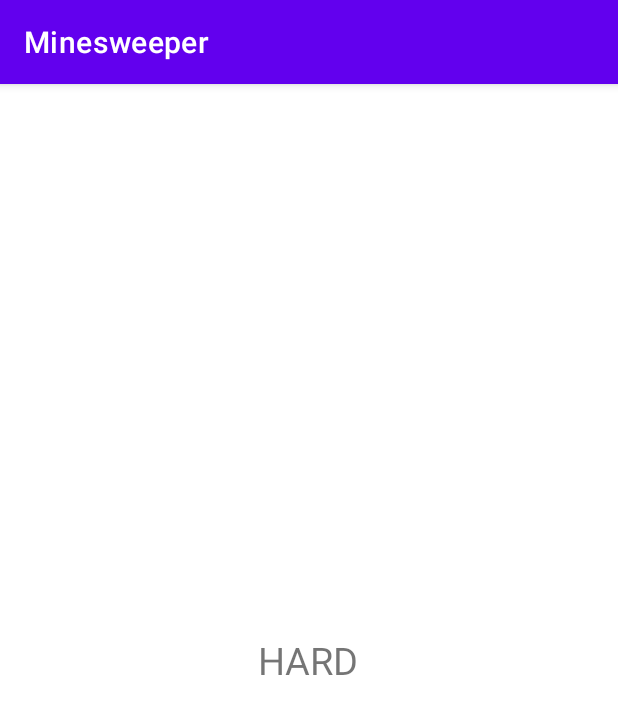
After one commit to EmmaAndersen/Minesweeper, an Android app: the fragment Hard_fragment shown on its own in the app's theme, on a phone screen of 412 x 824 dp. The commit adds this screen. Shown: the top 714 px of the screen. Run offline under Robolectric (Android 15) with nearby library versions, the light colour scheme and no system bars.

Commit message:
UX design for highscores done
Created with a ViewPagerAdapter with tabs for each difficulty

```diff
--- /dev/null
+++ b/app/src/main/java/com/example/minesweeper/Hard_fragment.java
@@ -0,0 +1,25 @@
+package com.example.minesweeper;
+
+import android.os.Bundle;
+import android.view.LayoutInflater;
+import android.view.View;
+import android.view.ViewGroup;
+
+import androidx.annotation.NonNull;
+import androidx.annotation.Nullable;
+import androidx.fragment.app.Fragment;
+
+public class Hard_fragment extends Fragment {
+
+    private View view;
+
+    public Hard_fragment() {
+    }
+
+    @Nullable
+    @Override
+    public View onCreateView(@NonNull LayoutInflater inflater, @Nullable ViewGroup container, @Nullable Bundle savedInstanceState) {
+        view = inflater.inflate(R.layout.hard_fragment, container, false);
+        return view;
+    }
+}
--- /dev/null
+++ b/app/src/main/res/layout/hard_fragment.xml
@@ -0,0 +1,14 @@
+<?xml version="1.0" encoding="utf-8"?>
+<LinearLayout
+    xmlns:android="http://schemas.android.com/apk/res/android"
+    android:layout_width="match_parent"
+    android:layout_height="match_parent"
+    android:gravity="center">
+
+    <TextView
+        android:layout_width="wrap_content"
+        android:layout_height="wrap_content"
+        android:text="HARD"
+        android:textSize="25sp"/>
+
+</LinearLayout>
--- a/app/src/main/res/values/colors.xml
+++ b/app/src/main/res/values/colors.xml
@@ -7,4 +7,7 @@
     <color name="teal_700">#FF018786</color>
     <color name="black">#FF000000</color>
     <color name="white">#FFFFFFFF</color>
+    <color name="tabTextColor">#fff</color>
+    <color name="tabBackground">#070505</color>
+    <color name="tabIndicatorColor">#F63F06</color>
 </resources>
```
Also changed, not shown: app/src/main/java/com/example/minesweeper/Easy_fragment.java (added, +25 -0 lines), app/src/main/java/com/example/minesweeper/HighScoreActivity.java (added, +37 -0 lines), app/src/main/java/com/example/minesweeper/Intermediate_fragment.java (added, +25 -0 lines), app/src/main/java/com/example/minesweeper/ViewAdapter.java (added, +42 -0 lines), app/src/main/res/layout/easy_fragment.xml (added, +14 -0 lines), app/src/main/res/layout/highscore.xml (+22 -4 lines), app/src/main/res/layout/intermediate_fragment.xml (added, +14 -0 lines).
